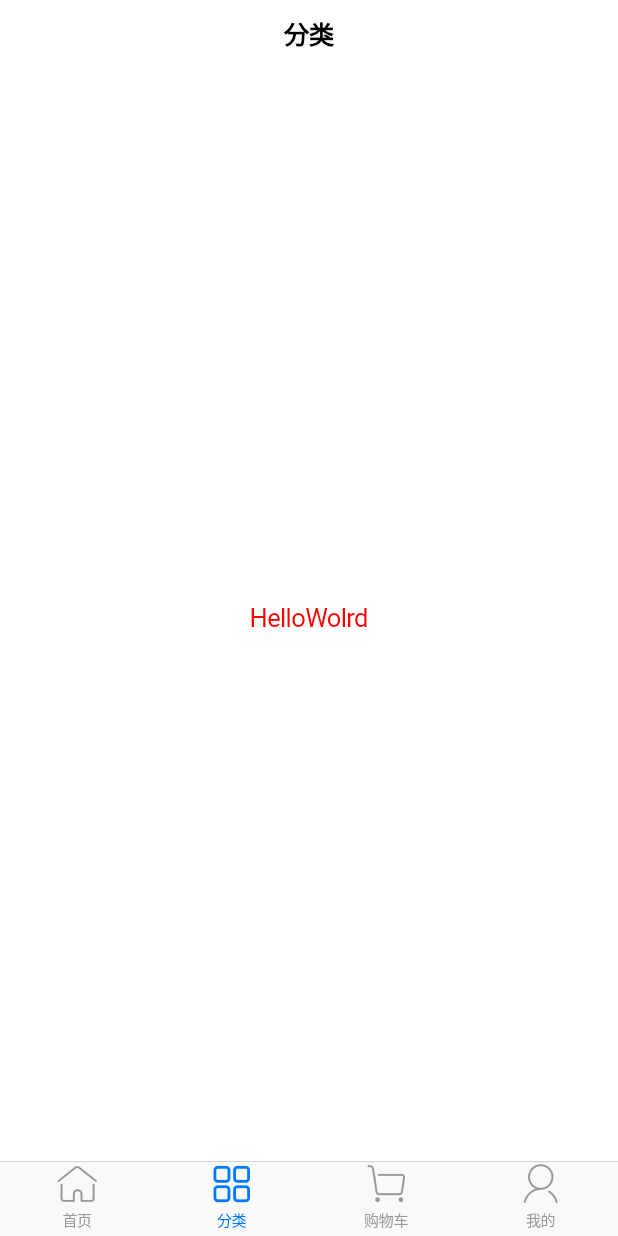
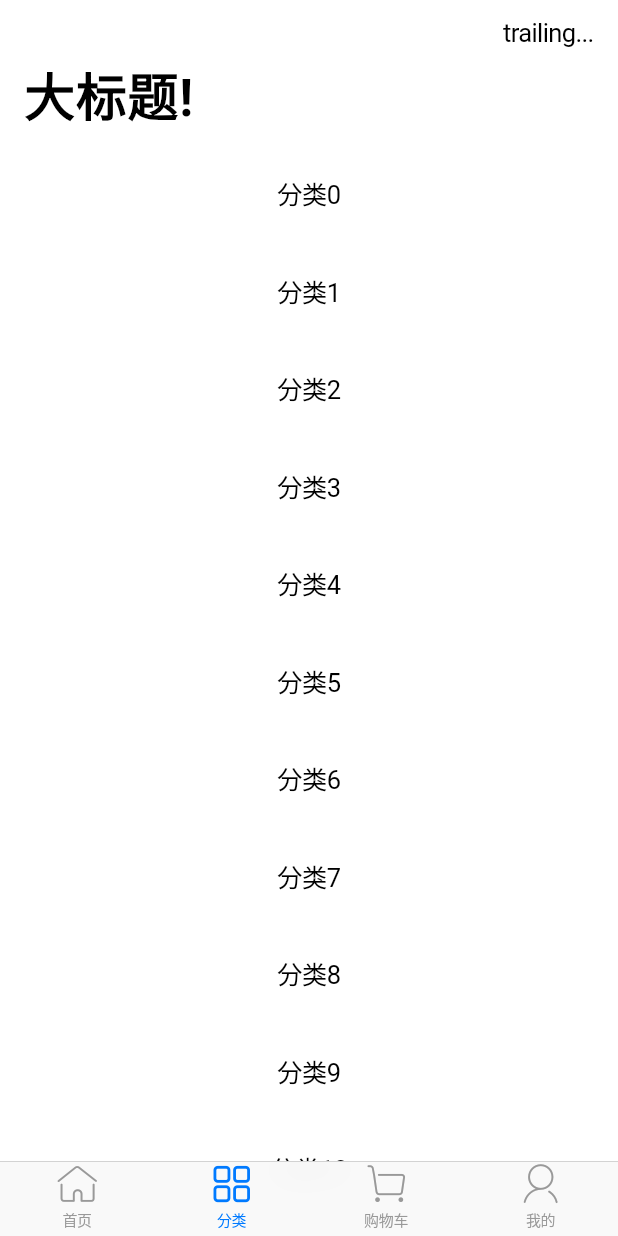
Before and after one commit to ye093/flutter_fly, a Flutter app: the screen it shows after launch, item 2 of the bottom bar chosen, on a phone screen of 412 x 824 dp. Run offline on Flutter 3.47's test engine with Material 2 defaults, Android fonts, the phone set to English and light mode, and no system bars; Roboto replaces fonts that are missing (PuHuiTi).

Commit message:
IOS滑动，下拉刷新

```diff
--- a/lib/tab_page/category.dart
+++ b/lib/tab_page/category.dart
@@ -9,17 +9,27 @@ class CategoryPage extends StatelessWidget {
   @override
   Widget build(BuildContext context) {
     return CupertinoPageScaffold(
-      navigationBar: CupertinoNavigationBar(
-        middle: Text(title),
-      ),
-      child: Center(
-        child: Text(
-          'HelloWolrd',
-          style: CupertinoTheme.of(context)
-              .textTheme
-              .textStyle
-              .copyWith(color: Color(0xffff0000)),
-        ),
+      child: CustomScrollView(
+        semanticChildCount: 100,
+        slivers: <Widget>[
+          CupertinoSliverNavigationBar(
+            largeTitle: Text('大标题!'),
+            trailing: Text('trailing...'),
+          ),
+          SliverPadding(
+            padding: MediaQuery.of(context)
+                .removePadding(
+                    removeTop: true, removeLeft: true, removeRight: true)
+                .padding,
+            sliver: SliverList(
+                delegate: SliverChildBuilderDelegate(
+                    (BuildContext context, int index) {
+              return Container(
+                  padding: EdgeInsets.all(20),
+                  child: Center(child: Text('分类$index')));
+            }, childCount: 100)),
+          ),
+        ],
       ),
     );
   }
--- a/lib/tab_page/home_main_page.dart
+++ b/lib/tab_page/home_main_page.dart
@@ -5,6 +5,7 @@ import 'home.dart';
 import 'category.dart';
 import 'shopping_cart.dart';
 import 'mine.dart';
+import '../util/log.dart';
 
 /// 底部tab items
 const bottomTabItems = <BottomNavigationBarItem> [
@@ -41,6 +42,7 @@ class MainTabPage extends StatelessWidget {
         ),
         tabBuilder: (BuildContext context, int index) {
           Widget contentPage = _pageCache.putIfAbsent(index, () {
+            log('创建页面$index');
             Widget child;
             switch(index) {
               case 1:
--- /dev/null
+++ b/lib/util/log.dart
@@ -0,0 +1,6 @@
+const isDebugger = true;
+
+// 系统开发打印
+void log(String msg) {
+  if (isDebugger) print('${DateTime.now()} => $msg');
+}
```
Also changed, not shown: lib/tab_page/home.dart (+140 -13 lines).
